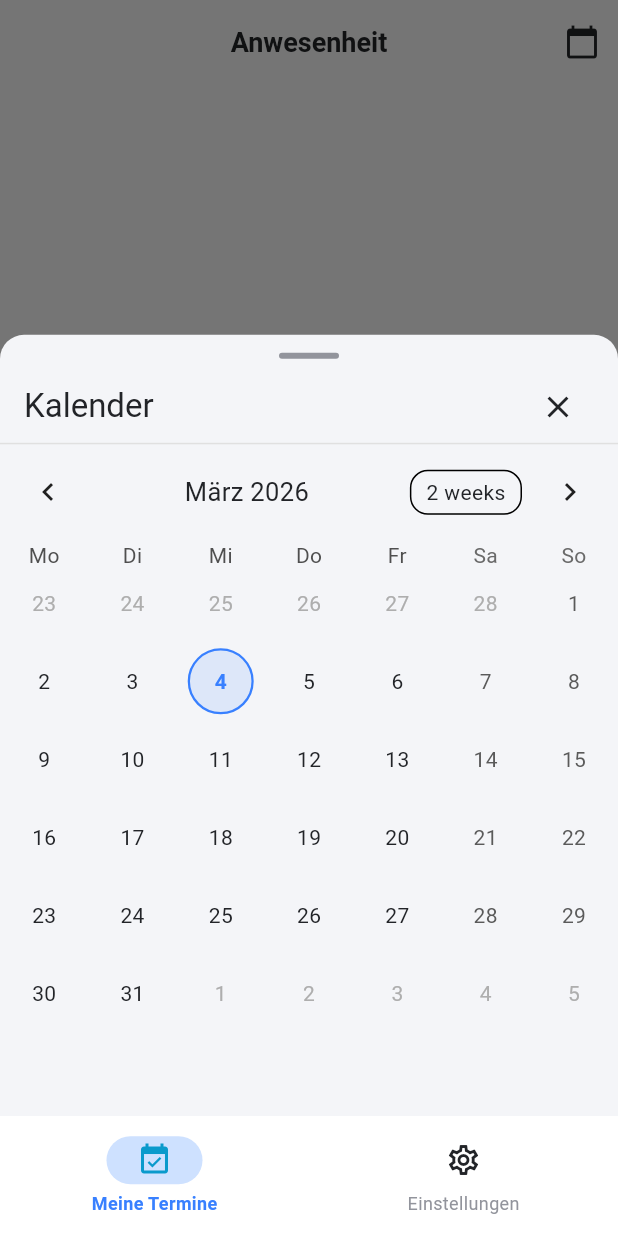
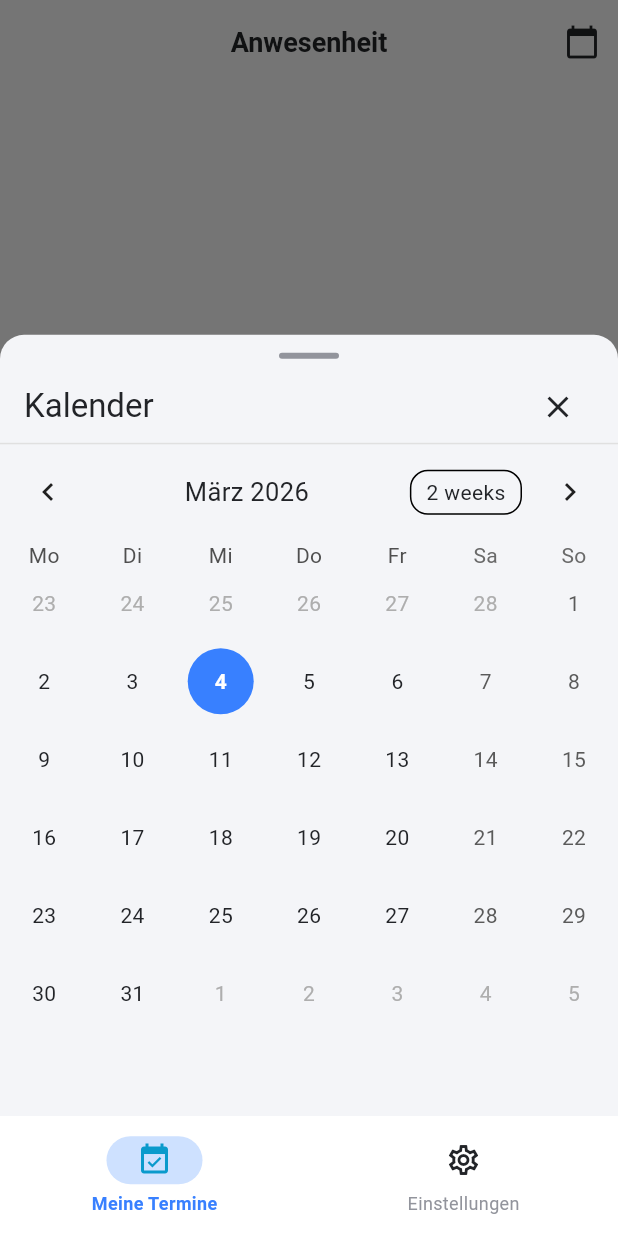
Before and after one commit to Lionhunt3r/attendix, a Flutter app: the AttendanceListPage screen opened by its route, after a tap on the "calendar today" icon, on a phone screen of 412 x 824 dp. Run offline on Flutter 3.47's test engine with Material 3 defaults, Android fonts, the phone set to English and light mode, and no system bars; drawn by our look-alikes of table_calendar; our stand-ins replace cached_network_image, file_picker, fl_chart, flutter_dotenv, flutter_riverpod, flutter_slidable and 10 more; missing offline and left inert: dart:js_interop, excel, flutter_quill, flutter_quill_delta_from_html, pdfx, vsc_quill_delta_to_html; accounts and stored records are empty; network calls fail.

Commit message:
fix(calendar): improve today marker visibility with solid circle
Today was hard to distinguish from events when attendance types used
blue color. Changed today marker from translucent border-circle to
solid filled AppColors.primary circle with white text (Google Calendar
style), making it clearly distinct from the light color-tinted event
day circles.

```diff
--- a/lib/features/attendance/presentation/pages/attendance_list_page.dart
+++ b/lib/features/attendance/presentation/pages/attendance_list_page.dart
@@ -665,12 +665,16 @@ class _CalendarViewSheetState extends ConsumerState<_CalendarViewSheet> {
                   onPageChanged: (focusedDay) {
                     _focusedDay = focusedDay;
                   },
-                  calendarStyle: CalendarStyle(
+                  calendarStyle: const CalendarStyle(
                     todayDecoration: BoxDecoration(
-                      color: AppColors.primary.withValues(alpha: 0.5),
+                      color: AppColors.primary,
                       shape: BoxShape.circle,
                     ),
-                    selectedDecoration: const BoxDecoration(
+                    todayTextStyle: TextStyle(
+                      color: Colors.white,
+                      fontWeight: FontWeight.bold,
+                    ),
+                    selectedDecoration: BoxDecoration(
                       color: AppColors.primary,
                       shape: BoxShape.circle,
                     ),
@@ -698,23 +702,17 @@ class _CalendarViewSheetState extends ConsumerState<_CalendarViewSheet> {
                       );
                     },
                     todayBuilder: (context, day, focusedDay) {
-                      final color = _getTypeColorForDay(day, types);
                       return Container(
                         margin: const EdgeInsets.all(4),
-                        decoration: BoxDecoration(
-                          color: color?.withValues(alpha: 0.18) ??
-                              AppColors.primary.withValues(alpha: 0.12),
+                        decoration: const BoxDecoration(
+                          color: AppColors.primary,
                           shape: BoxShape.circle,
-                          border: Border.all(
-                            color: color ?? AppColors.primary,
-                            width: 1.5,
-                          ),
                         ),
                         alignment: Alignment.center,
                         child: Text(
                           '${day.day}',
-                          style: TextStyle(
-                            color: color ?? AppColors.primary,
+                          style: const TextStyle(
+                            color: Colors.white,
                             fontWeight: FontWeight.bold,
                           ),
                         ),
```
